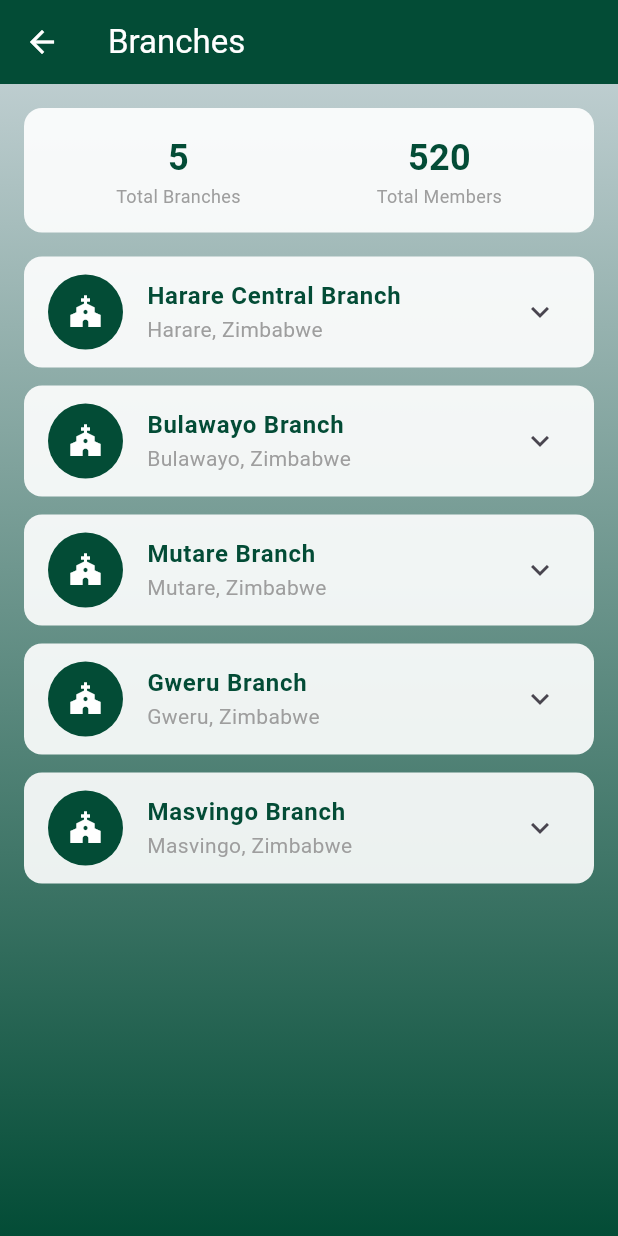
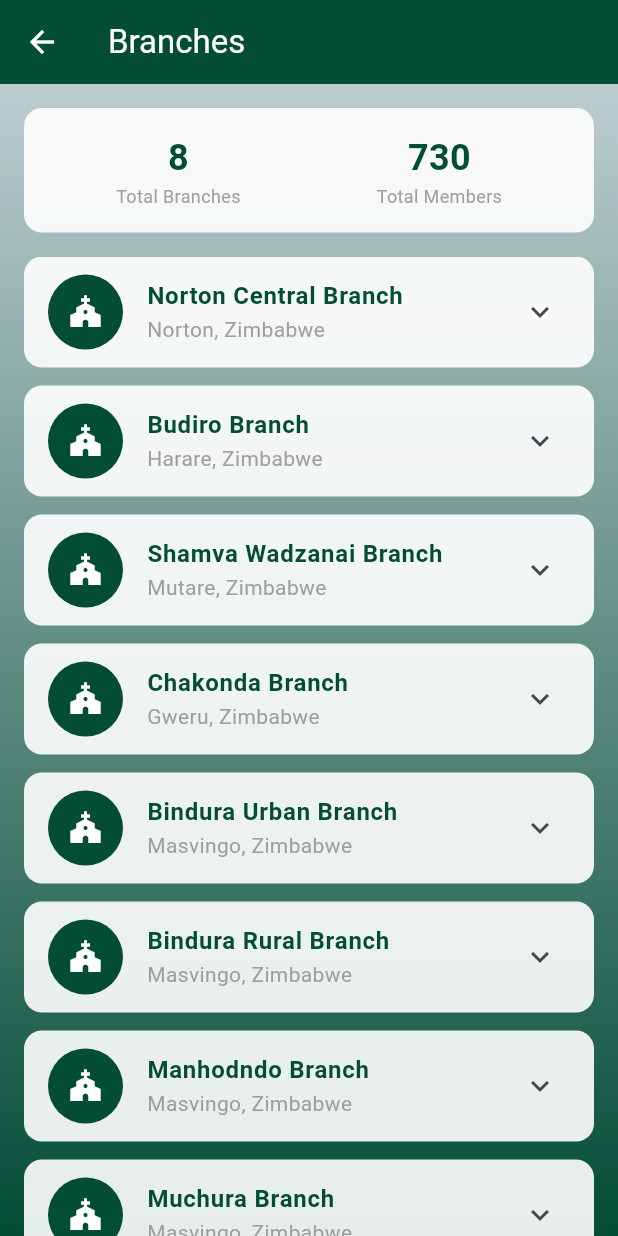
Before and after one commit to Faison2/united_youth, a Flutter app: the BranchesPage screen opened directly, on a phone screen of 412 x 824 dp. Run offline on Flutter 3.47's test engine with Material 3 defaults, Android fonts, the phone set to English and light mode, and no system bars; our stand-ins replace google_fonts.

Commit message:
updated branches

```diff
--- a/lib/screens/branchs.dart
+++ b/lib/screens/branchs.dart
@@ -5,23 +5,23 @@ class BranchesPage extends StatelessWidget {
 
   final List<Map<String, dynamic>> branches = const [
     {
-      'name': 'Harare Central Branch',
-      'location': 'Harare, Zimbabwe',
-      'pastor': 'Rev. John Mukamuri',
+      'name': 'Norton Central Branch',
+      'location': 'Norton, Zimbabwe',
+      'pastor': 'Mr T Tauro',
       'members': 150,
-      'established': '1995',
-      'phone': '+263 4 123 4567',
+      'established': '2024',
+      'phone': '+263 77 664 1326',
     },
     {
-      'name': 'Bulawayo Branch',
-      'location': 'Bulawayo, Zimbabwe',
-      'pastor': 'Rev. Mary Ndebele',
+      'name': 'Budiro Branch',
+      'location': 'Harare, Zimbabwe',
+      'pastor': 'Mr W Mushipe',
       'members': 120,
-      'established': '2001',
-      'phone': '+263 9 876 5432',
+      'established': '2024',
+      'phone': '+263 71 755 2827',
     },
     {
-      'name': 'Mutare Branch',
+      'name': 'Shamva Wadzanai Branch',
       'location': 'Mutare, Zimbabwe',
       'pastor': 'Rev. David Chigumira',
       'members': 85,
@@ -29,7 +29,7 @@ class BranchesPage extends StatelessWidget {
       'phone': '+263 20 987 6543',
     },
     {
-      'name': 'Gweru Branch',
+      'name': 'Chakonda Branch',
       'location': 'Gweru, Zimbabwe',
       'pastor': 'Rev. Sarah Moyo',
       'members': 95,
@@ -37,7 +37,31 @@ class BranchesPage extends StatelessWidget {
       'phone': '+263 54 321 9876',
     },
     {
-      'name': 'Masvingo Branch',
+      'name': 'Bindura Urban Branch',
+      'location': 'Masvingo, Zimbabwe',
+      'pastor': 'Rev. Peter Sibanda',
+      'members': 70,
+      'established': '2010',
+      'phone': '+263 39 654 3210',
+    },
+    {
+      'name': 'Bindura Rural Branch',
+      'location': 'Masvingo, Zimbabwe',
+      'pastor': 'Rev. Peter Sibanda',
+      'members': 70,
+      'established': '2010',
+      'phone': '+263 39 654 3210',
+    },
+    {
+      'name': 'Manhodndo Branch',
+      'location': 'Masvingo, Zimbabwe',
+      'pastor': 'Rev. Peter Sibanda',
+      'members': 70,
+      'established': '2010',
+      'phone': '+263 39 654 3210',
+    },
+    {
+      'name': 'Muchura Branch',
       'location': 'Masvingo, Zimbabwe',
       'pastor': 'Rev. Peter Sibanda',
       'members': 70,
--- a/lib/screens/event.dart
+++ b/lib/screens/event.dart
@@ -6,14 +6,14 @@ class EventsPage extends StatelessWidget {
   final List<Map<String, dynamic>> events = const [
     {
       'name': 'Youth Conference 2025',
-      'date': '15-17 December 2025',
+      'date': '14-16 December 2025',
       'time': '9:00 AM - 6:00 PM',
-      'location': 'Harare Central Branch',
+      'location': 'To Be Announced',
       'description': 'Annual youth conference focused on spiritual growth, leadership development, and fellowship among young believers.',
       'organizer': 'Youth Ministry',
-      'contact': '+263 4 123 4567',
-      'fee': 'USD 25',
-      'capacity': '200 participants',
+      'contact': 'Zulu +263 78 763 0761',
+      'fee': 'USD 5',
+      'capacity': '800 participants',
       'registrationDeadline': '10 December 2025',
       'image': Icons.groups,
       'category': 'Youth',
```
